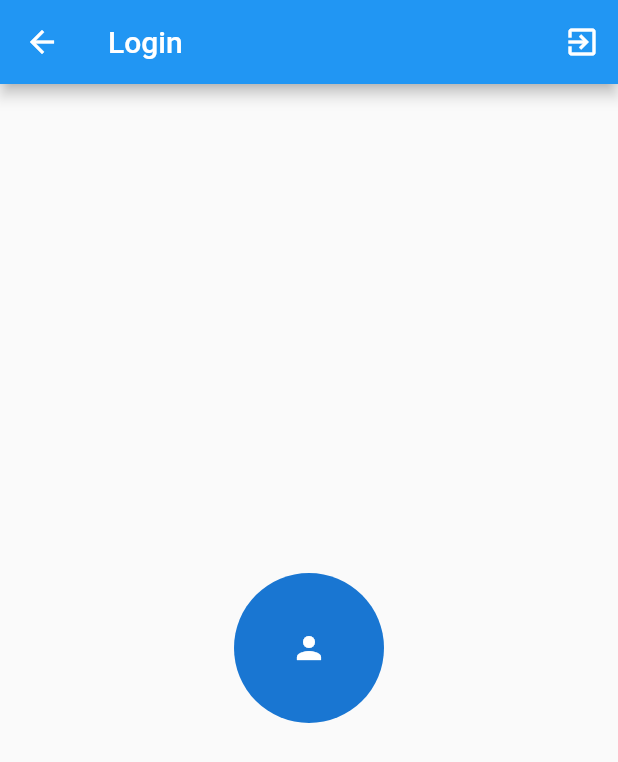
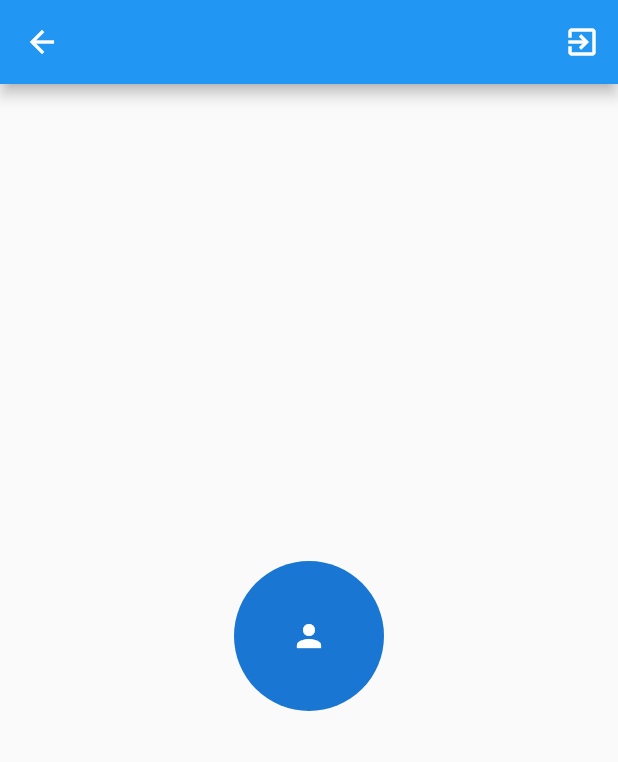
Before and after one commit to Wilaiwandansakchai/partyhaan-flutter, a Flutter app: the HomeScreen screen opened directly, on a phone screen of 412 x 824 dp. Shown: the top 762 px of the screen. Run offline on Flutter 3.47's test engine with Material 2 defaults, Android fonts, the phone set to English and light mode, and no system bars; our stand-ins replace bloc, equatable, firebase_auth, firebase_core, flutter_bloc; missing offline and left inert: flow_builder; accounts and stored records are empty.

Commit message:
[del] title

```diff
--- a/lib/app/routes/routes.dart
+++ b/lib/app/routes/routes.dart
@@ -1,6 +1,6 @@
 import 'package:flutter/widgets.dart';
-import 'package:partyhaan/screen/home/home_screen.dart';
-import 'package:partyhaan/screen/login/login_screen.dart';
+import 'package:partyhaan/screen/home/view/home_screen.dart';
+import 'package:partyhaan/screen/login/view/login_screen.dart';
 
 import '../../blocs/app/app_bloc.dart';
 
--- a/lib/screen/home/home_screen.dart
+++ b/lib/screen/home/view/home_screen.dart
@@ -1,7 +1,7 @@
 import 'package:flutter/material.dart';
 import 'package:flutter_bloc/flutter_bloc.dart';
 
-import '../../blocs/app/app_bloc.dart';
+import '../../../blocs/app/app_bloc.dart';
 
 class HomeScreen extends StatelessWidget {
   const HomeScreen({Key? key}) : super(key: key);
@@ -14,7 +14,6 @@ class HomeScreen extends StatelessWidget {
 
     return Scaffold(
         appBar: AppBar(
-          title: const Text("Login"),
           actions: [
             IconButton(
                 onPressed: () =>
@@ -34,7 +33,8 @@ class HomeScreen extends StatelessWidget {
                     user.photo != null ? NetworkImage(user.photo!) : null,
                 child: user.photo == null ? const Icon(Icons.person) : null,
               ),
-              Text(user.id)
+              Text(user.id),
+              Text(user.name ?? "name")
             ],
           ),
         )));
--- a/lib/screen/login/login_screen.dart
+++ b/lib/screen/login/view/login_screen.dart
@@ -3,7 +3,7 @@ import 'package:flutter_bloc/flutter_bloc.dart';
 import 'package:partyhaan/repositories/auth_repository.dart';
 import 'package:partyhaan/screen/login/cubic/login_cubit.dart';
 
-import '../signUp/signup_screen.dart';
+import '../../signup/view/signup_screen.dart';
 
 class LoginScreen extends StatelessWidget {
   const LoginScreen({Key? key}) : super(key: key);
@@ -13,7 +13,6 @@ class LoginScreen extends StatelessWidget {
   @override
   Widget build(BuildContext context) {
     return Scaffold(
-      appBar: AppBar(title: const Text("Login")),
       body: BlocProvider(
           create: (_) => LoginCubit(context.read<AuthRepository>()),
           child: const LoginForm()),
--- a/lib/screen/signup/signup_screen.dart
+++ b/lib/screen/signup/view/signup_screen.dart
@@ -2,7 +2,7 @@ import 'package:flutter/material.dart';
 import 'package:flutter_bloc/flutter_bloc.dart';
 import 'package:partyhaan/screen/signup/cubic/signup_cubit.dart';
 
-import '../../repositories/auth_repository.dart';
+import '../../../repositories/auth_repository.dart';
 
 class SignupScreen extends StatelessWidget {
   const SignupScreen({Key? key}) : super(key: key);
@@ -16,7 +16,6 @@ class SignupScreen extends StatelessWidget {
   @override
   Widget build(BuildContext context) {
     return Scaffold(
-      appBar: AppBar(title: const Text("Signup")),
       body: BlocProvider(
           create: (_) => SignupCubit(context.read<AuthRepository>()),
           child: const SignupForm()),
```
